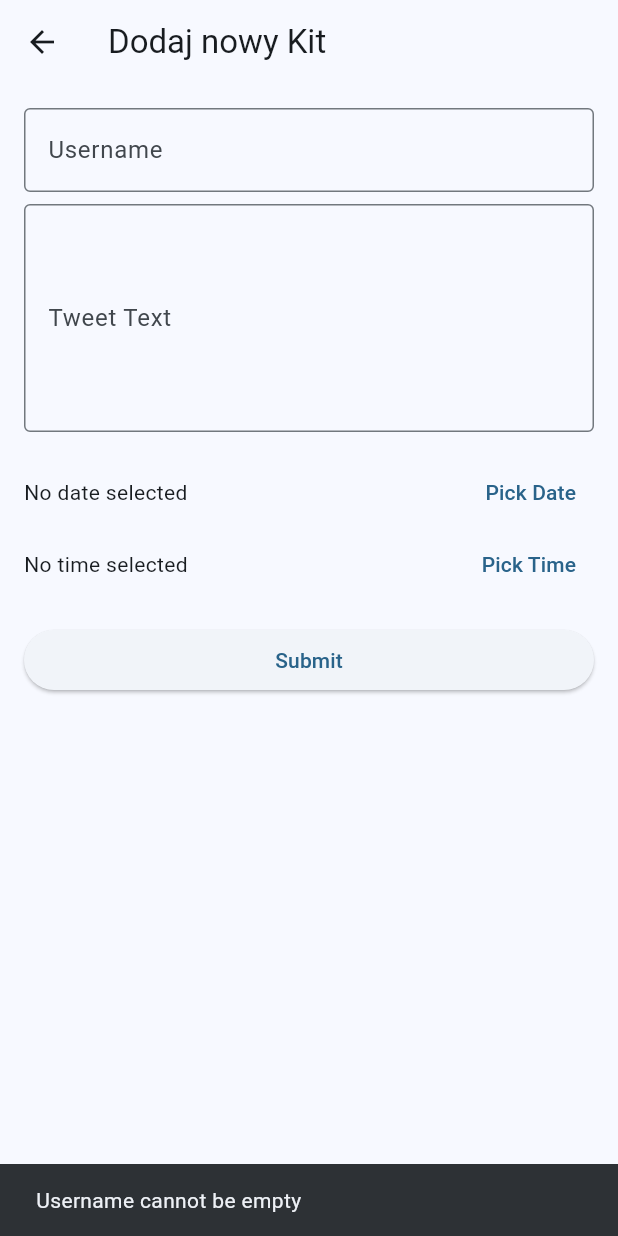
After one commit to Fiflon/TweetOrKit, a Flutter app: the AddNewScreen screen opened directly, after a tap on "Submit", on a phone screen of 412 x 824 dp. The commit adds this screen. Run offline on Flutter 3.47's test engine with Material 3 defaults, Android fonts, the phone set to English and light mode, and no system bars; our stand-ins replace cloud_firestore, firebase_auth, firebase_core, google_sign_in; accounts and stored records are empty; network calls fail.

Commit message:
Add add_new screen with functional kit adding

```diff
--- /dev/null
+++ b/lib/features/addnew/screens/add_new_screen.dart
@@ -0,0 +1,204 @@
+import 'package:flutter/material.dart';
+import 'package:firebase_auth/firebase_auth.dart';
+import 'package:cloud_firestore/cloud_firestore.dart';
+
+class AddNewScreen extends StatefulWidget {
+  const AddNewScreen({super.key});
+
+  @override
+  State<AddNewScreen> createState() => _AddNewScreenState();
+}
+
+class _AddNewScreenState extends State<AddNewScreen> {
+  final TextEditingController _usernameController = TextEditingController();
+  final TextEditingController _tweetController = TextEditingController();
+  DateTime? _selectedDate;
+  TimeOfDay? _selectedTime;
+  bool _isSubmitting = false;
+
+  Future<void> _pickDate() async {
+    final DateTime? pickedDate = await showDatePicker(
+      context: context,
+      initialDate: DateTime.now(),
+      firstDate: DateTime(2006),
+      lastDate: DateTime(2030),
+    );
+
+    if (pickedDate != null && pickedDate != _selectedDate) {
+      setState(() {
+        _selectedDate = pickedDate;
+      });
+    }
+  }
+
+  Future<void> _pickTime() async {
+    final TimeOfDay? pickedTime = await showTimePicker(
+      context: context,
+      initialTime: TimeOfDay.now(),
+    );
+
+    if (pickedTime != null && pickedTime != _selectedTime) {
+      setState(() {
+        _selectedTime = pickedTime;
+      });
+    }
+  }
+
+  Future<void> _addTweet() async {
+    final user = FirebaseAuth.instance.currentUser;
+
+    if (_usernameController.text.trim().isEmpty) {
+      if (mounted) {
+        ScaffoldMessenger.of(context).showSnackBar(
+          const SnackBar(content: Text('Username cannot be empty')),
+        );
+      }
+      return;
+    }
+
+    if (_tweetController.text.trim().isEmpty) {
+      if (mounted) {
+        ScaffoldMessenger.of(context).showSnackBar(
+          const SnackBar(content: Text('Tweet cannot be empty')),
+        );
+      }
+      return;
+    }
+
+    if (_selectedDate == null || _selectedTime == null) {
+      if (mounted) {
+        ScaffoldMessenger.of(context).showSnackBar(
+          const SnackBar(content: Text('Please select a date and time')),
+        );
+      }
+      return;
+    }
+
+    final DateTime fullDateTime = DateTime(
+      _selectedDate!.year,
+      _selectedDate!.month,
+      _selectedDate!.day,
+      _selectedTime!.hour,
+      _selectedTime!.minute,
+    );
+
+    setState(() {
+      _isSubmitting = true;
+    });
+
+    try {
+      final tweetRef = await FirebaseFirestore.instance.collection('tweets').add({
+        'usernameTweet': _usernameController.text.trim(),
+        'textTweet': _tweetController.text.trim(),
+        'dateTweet': Timestamp.fromDate(fullDateTime),
+        'isRealTweet': false,
+        'creatorId': user?.uid ?? '0',
+        'correctGuesses': 0,
+        'listOfGuesses': [],
+      });
+
+      // możliwe że to jest do usunięcia, wrócimy tutaj gdy submitowanie guessów będzie działać
+      await tweetRef.collection('guesses').add({
+      'guesserId': '0',
+      'isGuessCorrect': false,
+      });
+
+      if (mounted) {
+        ScaffoldMessenger.of(context).showSnackBar(
+          const SnackBar(content: Text('Tweet added successfully!')),
+        );
+      }
+
+      _usernameController.clear();
+      _tweetController.clear();
+
+      setState(() {
+        _selectedDate = null;
+        _selectedTime = null;
+      });
+    } catch (e) {
+      if (mounted) {
+        ScaffoldMessenger.of(context).showSnackBar(
+          SnackBar(content: Text('Error adding tweet: $e')),
+        );
+      }
+    } finally {
+      if (mounted) {
+        setState(() {
+          _isSubmitting = false;
+        });
+      }
+    }
+  }
+
+  @override
+  Widget build(BuildContext context) {
+    return Scaffold(
+      appBar: AppBar(
+        title: const Text('Dodaj nowy Kit'),
+      ),
+      body: Padding(
+        padding: const EdgeInsets.all(16.0),
+        child: Column(
+          crossAxisAlignment: CrossAxisAlignment.stretch,
+          children: [
+            TextField(
+              controller: _usernameController,
+              decoration: const InputDecoration(
+                labelText: 'Username',
+                border: OutlineInputBorder(),
+              ),
+            ),
+            const SizedBox(height: 8),
+            TextField(
+              controller: _tweetController,
+              maxLines: 5,
+              decoration: const InputDecoration(
+                labelText: 'Tweet Text',
+                border: OutlineInputBorder(),
+              ),
+            ),
+            const SizedBox(height: 16),
+            Row(
+              children: [
+                Expanded(
+                  child: Text(
+                    _selectedDate == null
+                        ? 'No date selected'
+                        : 'Selected date: ${_selectedDate!.toString().split(' ')[0]}',
+                  ),
+                ),
+                TextButton(
+                  onPressed: _pickDate,
+                  child: const Text('Pick Date'),
+                ),
+              ],
+            ),
+            Row(
+              children: [
+                Expanded(
+                  child: Text(
+                    _selectedTime == null
+                        ? 'No time selected'
+                        : 'Selected time: ${_selectedTime!.format(context)}',
+                  ),
+                ),
+                TextButton(
+                  onPressed: _pickTime,
+                  child: const Text('Pick Time'),
+                ),
+              ],
+            ),
+            const SizedBox(height: 16),
+            ElevatedButton(
+              onPressed: _isSubmitting ? null : _addTweet,
+              child: _isSubmitting
+                  ? const CircularProgressIndicator()
+                  : const Text('Submit'),
+            ),
+          ],
+        ),
+      ),
+    );
+  }
+}
--- a/lib/main_navigation.dart
+++ b/lib/main_navigation.dart
@@ -1,4 +1,5 @@
 import 'package:flutter/material.dart';
+import 'package:tweetorkit/features/addnew/screens/add_new_screen.dart';
 import 'package:tweetorkit/features/game/screens/game_screen.dart';
 import 'package:tweetorkit/features/home/screens/home_screen.dart';
 
@@ -15,6 +16,7 @@ class _MainNavigationState extends State<MainNavigation> {
   final List<Widget> _screens = [
     GameScreen(),
     HomeScreen(), // New tweet later
+    AddNewScreen()
     // Profile(),
   ];
 
@@ -47,9 +49,13 @@ class _MainNavigationState extends State<MainNavigation> {
           items: const [
             BottomNavigationBarItem(
               icon: Icon(Icons.videogame_asset),
-              label: 'TweetOrKit',
+              label: 'TweetCzyKit',
             ),
             BottomNavigationBarItem(icon: Icon(Icons.home), label: 'Home'),
+            BottomNavigationBarItem(
+              icon: Icon(Icons.add),
+              label: 'Nowy Kit',
+            ),
           ],
         ),
       ),
```
